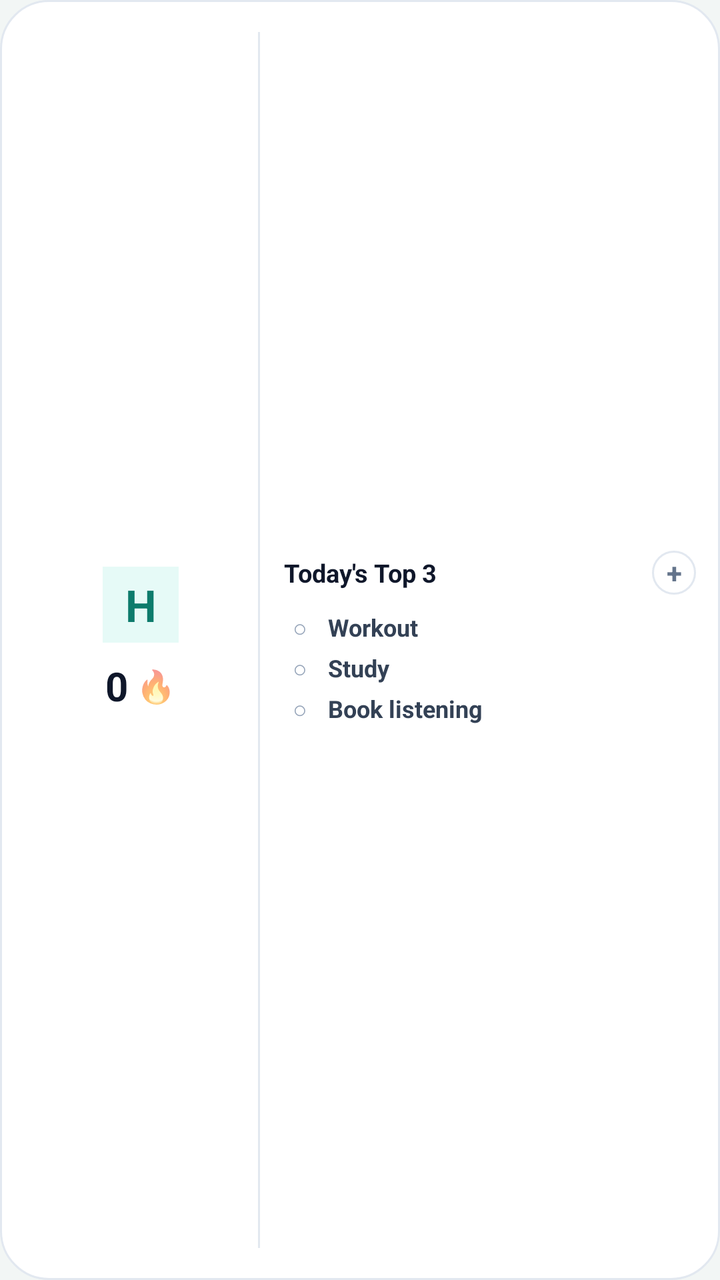
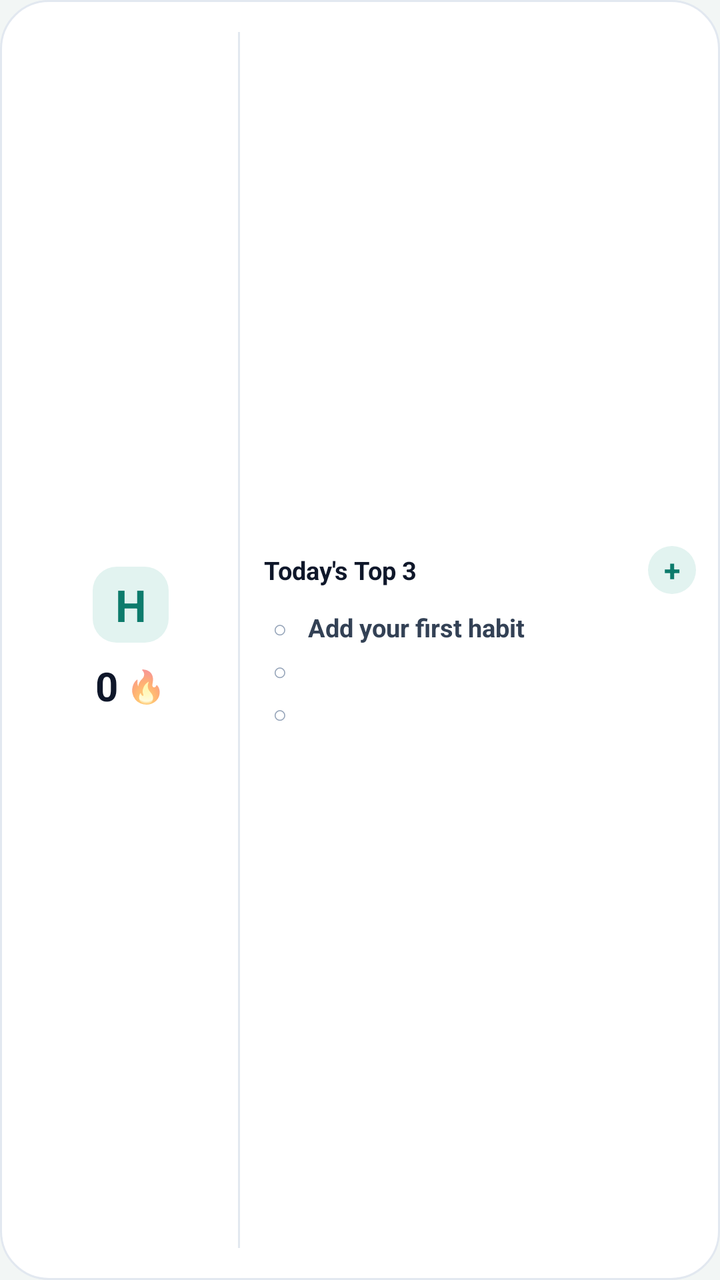

The first picture is an Android layout as it rendered before a commit; the second is the same layout after the commit. The layout source and the unified diff follow.
<!-- AndroidManifest.xml: application theme AppTheme.NoActionBar -->
<!-- res/layout/widget_4x2.xml -->
<?xml version="1.0" encoding="utf-8"?>
<LinearLayout xmlns:android="http://schemas.android.com/apk/res/android"
    android:id="@+id/widget_4x2_root"
    android:layout_width="match_parent"
    android:layout_height="match_parent"
    android:orientation="horizontal"
    android:background="@drawable/widget_bg_light"
    android:padding="12dp">

    
    <LinearLayout
        android:layout_width="0dp"
        android:layout_height="match_parent"
        android:layout_weight="0.35"
        android:gravity="center"
        android:orientation="vertical">

        <TextView
            android:id="@+id/widget_4x2_logo"
            android:layout_width="38dp"
            android:layout_height="38dp"
            android:background="@drawable/ic_bg_spark"
            android:text="H"
            android:textColor="#0D7B6C"
            android:textSize="22sp"
            android:textStyle="bold"
            android:gravity="center" />

        <LinearLayout
            android:layout_width="wrap_content"
            android:layout_height="wrap_content"
            android:layout_marginTop="8dp"
            android:gravity="center_vertical"
            android:orientation="horizontal">

            <TextView
                android:id="@+id/widget_4x2_streak"
                android:layout_width="wrap_content"
                android:layout_height="wrap_content"
                android:text="0"
                android:textColor="#0F172A"
                android:textSize="20sp"
                android:textStyle="bold" />

            <TextView
                android:layout_width="wrap_content"
                android:layout_height="wrap_content"
                android:layout_marginStart="4dp"
                android:text="🔥"
                android:textSize="16sp" />
        </LinearLayout>
    </LinearLayout>

    
    <View
        android:id="@+id/widget_4x2_divider"
        android:layout_width="1dp"
        android:layout_height="match_parent"
        android:background="#E2E8F0"
        android:layout_marginTop="4dp"
        android:layout_marginBottom="4dp" />

    
    <LinearLayout
        android:layout_width="0dp"
        android:layout_height="match_parent"
        android:layout_weight="0.65"
        android:paddingStart="12dp"
        android:gravity="center_vertical"
        android:orientation="vertical">

        <RelativeLayout
            android:layout_width="match_parent"
            android:layout_height="wrap_content"
            android:layout_marginBottom="6dp">

            <TextView
                android:id="@+id/widget_4x2_title"
                android:layout_width="wrap_content"
                android:layout_height="wrap_content"
                android:layout_alignParentStart="true"
                android:layout_centerVertical="true"
                android:text="Today's Top 3"
                android:textColor="#0F172A"
                android:textSize="12.5sp"
                android:textStyle="bold" />

            <TextView
                android:id="@+id/widget_4x2_add"
                android:layout_width="22dp"
                android:layout_height="22dp"
                android:layout_alignParentEnd="true"
                android:layout_centerVertical="true"
                android:background="@drawable/widget_bg_light"
                android:text="+"
                android:textColor="#64748B"
                android:textSize="14sp"
                android:textStyle="bold"
                android:gravity="center" />
        </RelativeLayout>

        
        <LinearLayout
            android:id="@+id/widget_4x2_row_1"
            android:layout_width="match_parent"
            android:layout_height="wrap_content"
            android:gravity="center_vertical"
            android:paddingVertical="2dp"
            android:orientation="horizontal">

            <TextView
                android:id="@+id/widget_4x2_check_1"
                android:layout_width="16dp"
                android:layout_height="16dp"
                android:gravity="center"
                android:text="○"
                android:textColor="#94A3B8"
                android:textSize="12sp" />

            <TextView
                android:id="@+id/widget_4x2_name_1"
                android:layout_width="0dp"
                android:layout_height="wrap_content"
                android:layout_weight="1"
                android:layout_marginStart="6dp"
                android:text="Workout"
                android:textColor="#334155"
                android:textSize="12sp"
                android:textStyle="bold"
                android:singleLine="true"
                android:ellipsize="end" />
        </LinearLayout>

        
        <LinearLayout
            android:id="@+id/widget_4x2_row_2"
            android:layout_width="match_parent"
            android:layout_height="wrap_content"
            android:gravity="center_vertical"
            android:paddingVertical="2dp"
            android:orientation="horizontal">

            <TextView
                android:id="@+id/widget_4x2_check_2"
                android:layout_width="16dp"
                android:layout_height="16dp"
                android:gravity="center"
                android:text="○"
                android:textColor="#94A3B8"
                android:textSize="12sp" />

            <TextView
                android:id="@+id/widget_4x2_name_2"
                android:layout_width="0dp"
                android:layout_height="wrap_content"
                android:layout_weight="1"
                android:layout_marginStart="6dp"
                android:text="Study"
                android:textColor="#334155"
                android:textSize="12sp"
                android:textStyle="bold"
                android:singleLine="true"
                android:ellipsize="end" />
        </LinearLayout>

        
        <LinearLayout
            android:id="@+id/widget_4x2_row_3"
            android:layout_width="match_parent"
            android:layout_height="wrap_content"
            android:layout_gravity="center_vertical"
            android:paddingVertical="2dp"
            android:orientation="horizontal">

            <TextView
                android:id="@+id/widget_4x2_check_3"
                android:layout_width="16dp"
                android:layout_height="16dp"
                android:gravity="center"
                android:text="○"
                android:textColor="#94A3B8"
                android:textSize="12sp" />

            <TextView
                android:id="@+id/widget_4x2_name_3"
                android:layout_width="0dp"
                android:layout_height="wrap_content"
                android:layout_weight="1"
                android:layout_marginStart="6dp"
                android:text="Book listening"
                android:textColor="#334155"
                android:textSize="12sp"
                android:textStyle="bold"
                android:singleLine="true"
                android:ellipsize="end" />
        </LinearLayout>

    </LinearLayout>

</LinearLayout>
<!-- resources referenced by this layout -->
<resources>
  <!-- drawable ic_bg_spark (drawable) -->
  <?xml version="1.0" encoding="utf-8"?>
  <vector xmlns:android="http://schemas.android.com/apk/res/android"
      android:width="108dp"
      android:height="108dp"
      android:viewportWidth="108"
      android:viewportHeight="108">
      <path android:fillColor="#E6FAF7" android:pathData="M0,0h108v108h-108z"/>
  </vector>
  <!-- drawable widget_bg_light (drawable) -->
  <?xml version="1.0" encoding="utf-8"?>
  <shape xmlns:android="http://schemas.android.com/apk/res/android"
      android:shape="rectangle">
      <corners android:radius="24dp" />
      <solid android:color="#FFFFFF" />
      <stroke android:width="1dp" android:color="#E2E8F0" />
  </shape>
  <style name="AppTheme.NoActionBar" parent="Theme.AppCompat.Light.NoActionBar">
          <item name="windowActionBar">false</item>
          <item name="windowNoTitle">true</item>
          <item name="colorPrimary">#0D7B6C</item>
          <item name="colorPrimaryDark">#F2F6F5</item>
          <item name="colorAccent">#0D7B6C</item>
          <item name="android:windowBackground">#F2F6F5</item>
          <item name="android:colorBackground">#F2F6F5</item>
          <item name="android:statusBarColor">#F2F6F5</item>
          <item name="android:windowLightStatusBar">true</item>
          <item name="android:navigationBarColor">#F2F6F5</item>
          <item name="android:windowLightNavigationBar">true</item>
          <item name="android:windowDrawsSystemBarBackgrounds">true</item>
          <item name="android:windowOptOutEdgeToEdgeEnforcement" tools:targetApi="35">true</item>
      </style>
</resources>

<!-- the commit's change to res/layout/widget_4x2.xml (unified diff, before → after) -->
@@ -11,7 +11,7 @@
     <LinearLayout
         android:layout_width="0dp"
         android:layout_height="match_parent"
-        android:layout_weight="0.35"
+        android:layout_weight="0.32"
         android:gravity="center"
         android:orientation="vertical">
 
@@ -19,7 +19,7 @@
             android:id="@+id/widget_4x2_logo"
             android:layout_width="38dp"
             android:layout_height="38dp"
-            android:background="@drawable/ic_bg_spark"
+            android:background="@drawable/widget_logo_bg"
             android:text="H"
             android:textColor="#0D7B6C"
             android:textSize="22sp"
@@ -52,19 +52,20 @@
     </LinearLayout>
 
     
-    <View
+    <ImageView
         android:id="@+id/widget_4x2_divider"
         android:layout_width="1dp"
         android:layout_height="match_parent"
         android:background="#E2E8F0"
         android:layout_marginTop="4dp"
-        android:layout_marginBottom="4dp" />
+        android:layout_marginBottom="4dp"
+        android:contentDescription="@null" />
 
     
     <LinearLayout
         android:layout_width="0dp"
         android:layout_height="match_parent"
-        android:layout_weight="0.65"
+        android:layout_weight="0.68"
         android:paddingStart="12dp"
         android:gravity="center_vertical"
         android:orientation="vertical">
@@ -87,14 +88,14 @@
 
             <TextView
                 android:id="@+id/widget_4x2_add"
-                android:layout_width="22dp"
-                android:layout_height="22dp"
+                android:layout_width="24dp"
+                android:layout_height="24dp"
                 android:layout_alignParentEnd="true"
                 android:layout_centerVertical="true"
-                android:background="@drawable/widget_bg_light"
+                android:background="@drawable/widget_logo_bg"
                 android:text="+"
-                android:textColor="#64748B"
-                android:textSize="14sp"
+                android:textColor="#0D7B6C"
+                android:textSize="15sp"
                 android:textStyle="bold"
                 android:gravity="center" />
         </RelativeLayout>
@@ -105,7 +106,8 @@
             android:layout_width="match_parent"
             android:layout_height="wrap_content"
             android:gravity="center_vertical"
-            android:paddingVertical="2dp"
+            android:paddingTop="2dp"
+            android:paddingBottom="2dp"
             android:orientation="horizontal">
 
             <TextView
@@ -123,9 +125,9 @@
                 android:layout_height="wrap_content"
                 android:layout_weight="1"
                 android:layout_marginStart="6dp"
-                android:text="Workout"
+                android:text="Add your first habit"
                 android:textColor="#334155"
-                android:textSize="12sp"
+                android:textSize="12.5sp"
                 android:textStyle="bold"
                 android:singleLine="true"
                 android:ellipsize="end" />
@@ -137,7 +139,8 @@
             android:layout_width="match_parent"
             android:layout_height="wrap_content"
             android:gravity="center_vertical"
-            android:paddingVertical="2dp"
+            android:paddingTop="2dp"
+            android:paddingBottom="2dp"
             android:orientation="horizontal">
 
             <TextView
@@ -155,9 +158,9 @@
                 android:layout_height="wrap_content"
                 android:layout_weight="1"
                 android:layout_marginStart="6dp"
-                android:text="Study"
+                android:text=""
                 android:textColor="#334155"
-                android:textSize="12sp"
+                android:textSize="12.5sp"
                 android:textStyle="bold"
                 android:singleLine="true"
                 android:ellipsize="end" />
@@ -168,8 +171,9 @@
             android:id="@+id/widget_4x2_row_3"
             android:layout_width="match_parent"
             android:layout_height="wrap_content"
-            android:layout_gravity="center_vertical"
-            android:paddingVertical="2dp"
+            android:gravity="center_vertical"
+            android:paddingTop="2dp"
+            android:paddingBottom="2dp"
             android:orientation="horizontal">
 
             <TextView
@@ -187,9 +191,9 @@
                 android:layout_height="wrap_content"
                 android:layout_weight="1"
                 android:layout_marginStart="6dp"
-                android:text="Book listening"
+                android:text=""
                 android:textColor="#334155"
-                android:textSize="12sp"
+                android:textSize="12.5sp"
                 android:textStyle="bold"
                 android:singleLine="true"
                 android:ellipsize="end" />
<!-- resource entries referenced after the edit -->
@@ -1,14 +1,5 @@
 <!-- resources referenced by this layout -->
 <resources>
-  <!-- drawable ic_bg_spark (drawable) -->
-  <?xml version="1.0" encoding="utf-8"?>
-  <vector xmlns:android="http://schemas.android.com/apk/res/android"
-      android:width="108dp"
-      android:height="108dp"
-      android:viewportWidth="108"
-      android:viewportHeight="108">
-      <path android:fillColor="#E6FAF7" android:pathData="M0,0h108v108h-108z"/>
-  </vector>
   <!-- drawable widget_bg_light (drawable) -->
   <?xml version="1.0" encoding="utf-8"?>
   <shape xmlns:android="http://schemas.android.com/apk/res/android"
@@ -16,6 +7,13 @@
       <corners android:radius="24dp" />
       <solid android:color="#FFFFFF" />
       <stroke android:width="1dp" android:color="#E2E8F0" />
+  </shape>
+  <!-- drawable widget_logo_bg (drawable) -->
+  <?xml version="1.0" encoding="utf-8"?>
+  <shape xmlns:android="http://schemas.android.com/apk/res/android"
+      android:shape="rectangle">
+      <corners android:radius="12dp" />
+      <solid android:color="#E2F3F0" />
   </shape>
   <style name="AppTheme.NoActionBar" parent="Theme.AppCompat.Light.NoActionBar">
           <item name="windowActionBar">false</item>
